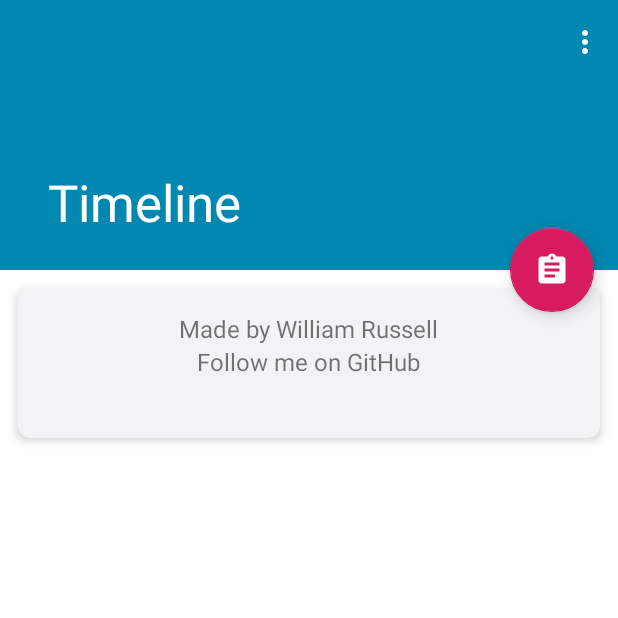
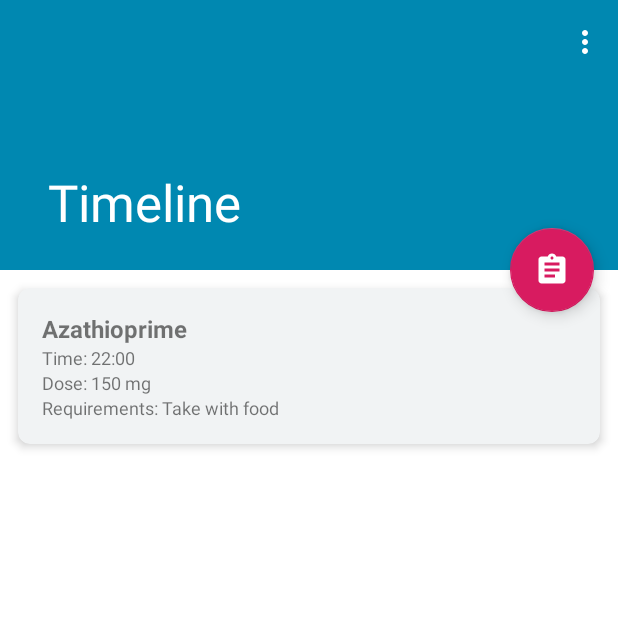
Before and after one commit to wrussell1999/medhelp-android, an Android app: the screen it shows after launch (Timeline), on a phone screen of 412 x 824 dp, the top half of it. Run offline under Robolectric (Android 15) with nearby library versions, the phone set to English and light mode, and no system bars.

Commit message:
Timeline card layout created

```diff
--- a/app/src/main/res/layout/content_timeline.xml
+++ b/app/src/main/res/layout/content_timeline.xml
@@ -11,7 +11,8 @@
     <LinearLayout
         android:layout_width="match_parent"
         android:layout_height="match_parent"
-        android:padding="4dp">
+        android:padding="4dp"
+        android:orientation="vertical">
         <com.google.android.material.card.MaterialCardView
             android:layout_width="match_parent"
             android:layout_height="wrap_content"
@@ -27,23 +28,36 @@
             app:cardElevation="4dp">
 
             <LinearLayout
+                android:id="@+id/cards_timeline"
                 android:layout_width="match_parent"
                 android:layout_height="match_parent"
-                android:gravity="center"
                 android:orientation="vertical"
                 android:padding="16dp">
 
                 <TextView
+                    android:id="@+id/med_name"
                     android:layout_width="wrap_content"
                     android:layout_height="wrap_content"
-                    android:text="Made by William Russell"
-                    android:textSize="16dp" />
+                    android:text="Azathioprime"
+                    android:textSize="16dp"
+                    android:textStyle="bold" />
 
+                <TextView
+                    android:id="@+id/med_time"
+                    android:layout_width="wrap_content"
+                    android:layout_height="wrap_content"
+                    android:text="Time: 22:00"
+                    android:textSize="12dp" />
                 <TextView
                     android:layout_width="wrap_content"
                     android:layout_height="wrap_content"
-                    android:text="Follow me on GitHub"
-                    android:textSize="16dp" />
+                    android:text="Dose: 150 mg"
+                    android:textSize="12dp"/>
+                <TextView
+                    android:layout_width="wrap_content"
+                    android:layout_height="wrap_content"
+                    android:text="Requirements: Take with food"
+                    android:textSize="12dp"/>
             </LinearLayout>
 
         </com.google.android.material.card.MaterialCardView>
```
